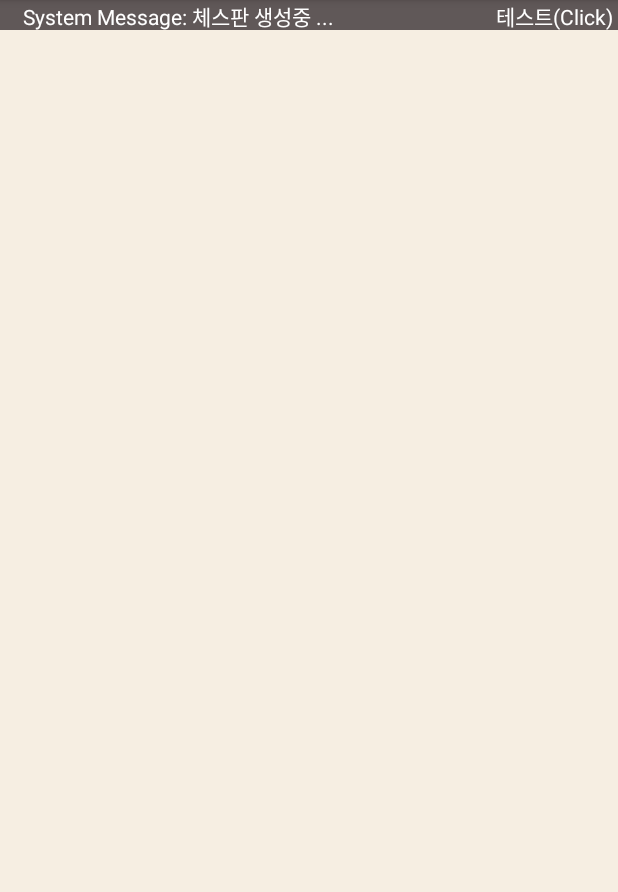
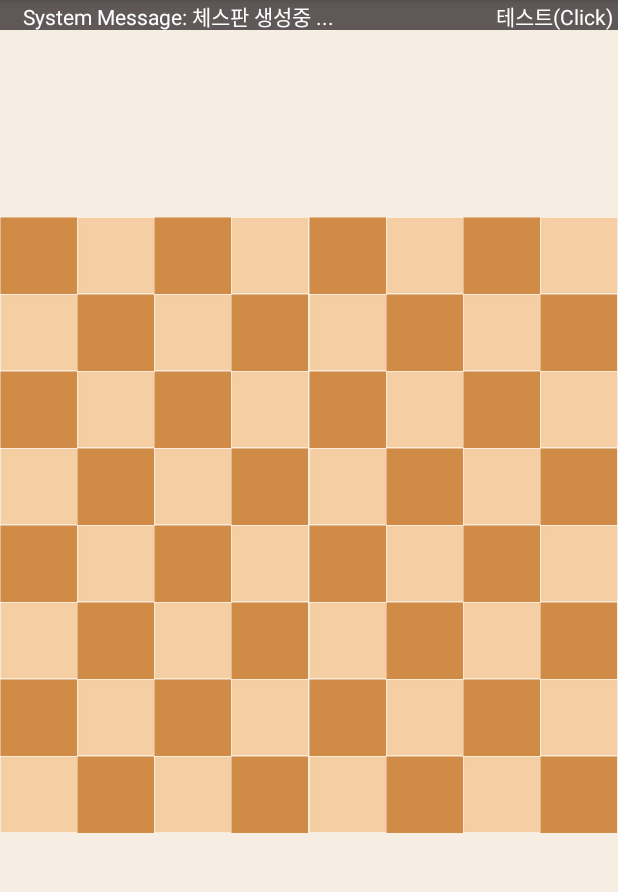
Before and after one commit to soma612/SomaProject, an Android app: the screen it shows after launch (MainActivity), on a phone screen of 412 x 824 dp, the part 84-976 px from its top. Run offline under Robolectric (Android 15) with nearby library versions, the phone set to English and light mode, and no system bars.

Commit message:
체스판 생성 클릭 이벤트 해야함.

```diff
--- a/AndroidProject/SomaProject/app/build.gradle
+++ b/AndroidProject/SomaProject/app/build.gradle
@@ -20,11 +20,12 @@ android {
 }
 
 dependencies {
-    compile fileTree(dir: 'libs', include: ['*.jar'])
+    compile fileTree(include: ['*.jar'], dir: 'libs')
     androidTestCompile('com.android.support.test.espresso:espresso-core:2.2.2', {
         exclude group: 'com.android.support', module: 'support-annotations'
     })
     compile 'com.android.support:appcompat-v7:25.3.1'
     compile 'com.android.support.constraint:constraint-layout:1.0.0-alpha7'
     testCompile 'junit:junit:4.12'
+    compile 'com.android.support:recyclerview-v7:25.3.1'
 }
--- a/AndroidProject/SomaProject/app/src/main/java/net/iot/somaproject/MainActivity.java
+++ b/AndroidProject/SomaProject/app/src/main/java/net/iot/somaproject/MainActivity.java
@@ -3,19 +3,37 @@ package net.iot.somaproject;
 import android.content.Intent;
 import android.support.v7.app.AppCompatActivity;
 import android.os.Bundle;
+import android.support.v7.widget.GridLayoutManager;
+import android.support.v7.widget.RecyclerView;
 import android.view.View;
+import android.widget.ImageView;
+import android.widget.TextView;
 import android.widget.Toast;
 
 public class MainActivity extends AppCompatActivity {
-
+    TextView system_Message;
+    ImageView iv;
     @Override
     protected void onCreate(Bundle savedInstanceState) {
         super.onCreate(savedInstanceState);
         setContentView(R.layout.activity_main);
+        system_Message = (TextView)findViewById(R.id.sys_message);
+        iv = (ImageView)findViewById(R.id.reclerview_item_imageview);
+
+        RecyclerView view = (RecyclerView)findViewById(R.id.main_recyclerview);
+        RecyclerView.LayoutManager layoutManager = new GridLayoutManager(this,8);
+        view.setLayoutManager(layoutManager);
+
+        MyRecyclerViewAdapter myRecyclerViewAdapter = new MyRecyclerViewAdapter();
+        view.setAdapter(myRecyclerViewAdapter);
     }
     public void onGoButtonClicked(View v){
         Toast.makeText(this, "두번째 액티비티로 들어가기", Toast.LENGTH_SHORT).show();
         Intent intent = new Intent(this, NewActivity.class);
         startActivity(intent);
     }
+    public void onBlockClicked(View v){
+        system_Message.setText("System Message : 블록이 클릭되었습니다.");
+
+    }
 }
--- /dev/null
+++ b/AndroidProject/SomaProject/app/src/main/java/net/iot/somaproject/MyRecyclerViewAdapter.java
@@ -0,0 +1,48 @@
+package net.iot.somaproject;
+
+import android.support.v7.widget.LinearLayoutCompat;
+import android.support.v7.widget.RecyclerView;
+import android.view.LayoutInflater;
+import android.view.View;
+import android.view.ViewGroup;
+import android.widget.ImageView;
+
+/**
+ * Created by user on 2018-01-28.
+ */
+
+public class MyRecyclerViewAdapter extends RecyclerView.Adapter{
+    int[] images = new int[64];
+    boolean sw = true;
+    @Override
+    public RecyclerView.ViewHolder onCreateViewHolder(ViewGroup parent, int viewType) {
+        int width = parent.getResources().getDisplayMetrics().widthPixels/8;
+        View view  = LayoutInflater.from(parent.getContext()).inflate(R.layout.recyclerview_item,parent,false);
+        view.setLayoutParams(new LinearLayoutCompat.LayoutParams(width,width));
+
+        for(int i=0; i<images.length; i++){
+            if(i%8==0) sw = !sw;
+           images[i] = sw == true ?  ((i + 1) % 2 == 0 ? R.drawable.image01 : R.drawable.image02) : ((i + 1) % 2 == 0 ? R.drawable.image02 : R.drawable.image01);
+        }
+        return new RowCell(view);
+    }
+
+    @Override
+    public void onBindViewHolder(RecyclerView.ViewHolder holder, int position) {
+        ((RowCell)holder).imageView.setImageResource(images[position]);
+
+    }
+
+    @Override
+    public int getItemCount() {
+        return images.length;
+    }
+
+    private static class RowCell extends RecyclerView.ViewHolder {
+        public ImageView imageView;
+        public RowCell(View view) {
+            super(view);
+            imageView = (ImageView)view.findViewById(R.id.reclerview_item_imageview);
+        }
+    }
+}
--- a/AndroidProject/SomaProject/app/src/main/res/layout/activity_main.xml
+++ b/AndroidProject/SomaProject/app/src/main/res/layout/activity_main.xml
@@ -43,10 +43,30 @@
     <LinearLayout
         android:layout_width="match_parent"
         android:layout_height="match_parent"
-        android:orientation="horizontal"
+        android:orientation="vertical"
         android:gravity="center_horizontal"
         android:background="#f6eee2">
 
+        <LinearLayout
+            android:layout_width="match_parent"
+            android:layout_height="0dp"
+            android:layout_weight="2"></LinearLayout>
+        <LinearLayout
+            android:layout_width="match_parent"
+            android:layout_height="0dp"
+            android:layout_weight="8"
+            android:orientation="horizontal"
+            android:background="#f6eee2">
+            <android.support.v7.widget.RecyclerView
+                android:id="@+id/main_recyclerview"
+                android:layout_width="match_parent"
+                android:layout_height="match_parent"></android.support.v7.widget.RecyclerView>
+        </LinearLayout>
+
+        <LinearLayout
+            android:layout_width="match_parent"
+            android:layout_height="0dp"
+            android:layout_weight="2"></LinearLayout>
 
 
     </LinearLayout>
--- /dev/null
+++ b/AndroidProject/SomaProject/app/src/main/res/layout/recyclerview_item.xml
@@ -0,0 +1,11 @@
+<?xml version="1.0" encoding="utf-8"?>
+<LinearLayout xmlns:android="http://schemas.android.com/apk/res/android"
+    android:orientation="vertical" android:layout_width="match_parent"
+    android:layout_height="match_parent">
+    <ImageView
+        android:id="@+id/reclerview_item_imageview"
+        android:background="#ffff"
+        android:layout_width="match_parent"
+        android:layout_height="match_parent"
+        android:onClick="onBlockClicked"/>
+</LinearLayout>
```
Also changed, not shown: AndroidProject/SomaProject/app/src/main/res/drawable/image01.jpg (added), AndroidProject/SomaProject/app/src/main/res/drawable/image02.jpg (added), AndroidProject/SomaProject/app/src/main/res/drawable/image03.jpg (added), AndroidProject/SomaProject/app/src/main/res/drawable/image04.jpg (added).
